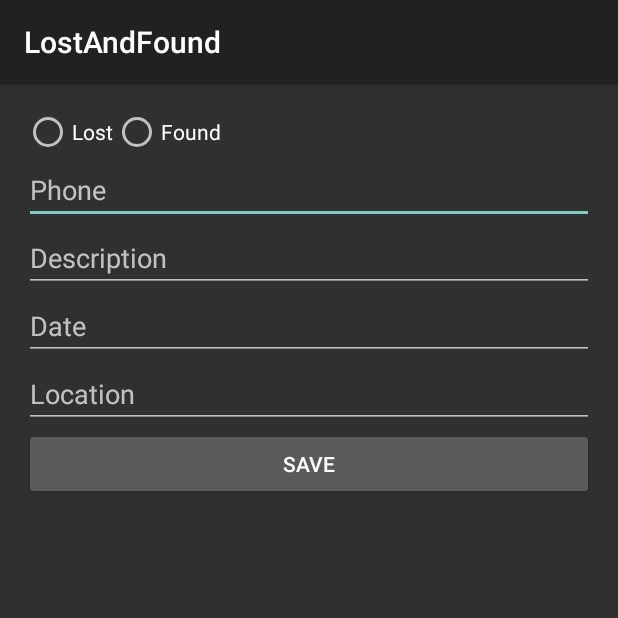
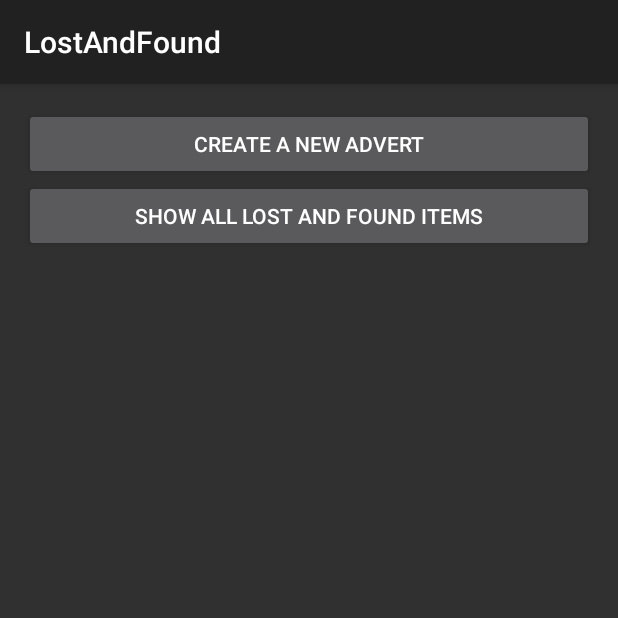
Before and after one commit to NikitaPestov224265885/MobileDev_7.1, an Android app: the screen it shows after launch (CreateAdvertActivity before the commit, MainActivity after it), on a phone screen of 412 x 824 dp, the top half of it. Run offline under Robolectric (Android 15) with nearby library versions, the phone set to English and light mode, and no system bars.

Commit message:
creating adverts fixed

```diff
--- a/app/src/main/java/com/example/lostandfound/DatabaseHelper.java
+++ b/app/src/main/java/com/example/lostandfound/DatabaseHelper.java
@@ -19,7 +19,7 @@ public class DatabaseHelper extends SQLiteOpenHelper {
     private static final String KEY_ADVERT_ID = "id";
     private static final String KEY_ADVERT_TYPE = "type";
     private static final String KEY_ADVERT_PHONE = "phone";
-    private static final String KEY_ADVERT_DESCRIPTION = "description";
+    public static final String KEY_ADVERT_DESCRIPTION = "description";
     private static final String KEY_ADVERT_DATE = "date";
     private static final String KEY_ADVERT_LOCATION = "location";
 
--- /dev/null
+++ b/app/src/main/java/com/example/lostandfound/MainActivity.java
@@ -0,0 +1,38 @@
+package com.example.lostandfound;
+
+import android.content.Intent;
+import android.os.Bundle;
+import android.view.View;
+import android.widget.Button;
+import androidx.appcompat.app.AppCompatActivity;
+
+public class MainActivity extends AppCompatActivity {
+
+    private Button buttonCreateAdvert;
+    private Button buttonShowAllAds;
+
+    @Override
+    protected void onCreate(Bundle savedInstanceState) {
+        super.onCreate(savedInstanceState);
+        setContentView(R.layout.activity_main);
+
+        buttonCreateAdvert = findViewById(R.id.buttonCreateAdvert);
+        buttonShowAllAds = findViewById(R.id.buttonShowAllAds);
+
+        buttonCreateAdvert.setOnClickListener(new View.OnClickListener() {
+            @Override
+            public void onClick(View view) {
+                Intent intent = new Intent(MainActivity.this, CreateAdvertActivity.class);
+                startActivity(intent);
+            }
+        });
+
+        buttonShowAllAds.setOnClickListener(new View.OnClickListener() {
+            @Override
+            public void onClick(View view) {
+                Intent intent = new Intent(MainActivity.this, ShowAllAdsActivity.class);
+                startActivity(intent);
+            }
+        });
+    }
+}
--- /dev/null
+++ b/app/src/main/res/layout/activity_main.xml
@@ -0,0 +1,18 @@
+<LinearLayout xmlns:android="http://schemas.android.com/apk/res/android"
+    android:layout_width="match_parent"
+    android:layout_height="match_parent"
+    android:orientation="vertical"
+    android:padding="16dp">
+
+    <Button
+        android:id="@+id/buttonCreateAdvert"
+        android:layout_width="match_parent"
+        android:layout_height="wrap_content"
+        android:text="Create a new advert" />
+
+    <Button
+        android:id="@+id/buttonShowAllAds"
+        android:layout_width="match_parent"
+        android:layout_height="wrap_content"
+        android:text="Show all lost and found items" />
+</LinearLayout>
--- a/app/src/main/res/layout/create_ad.xml
+++ b/app/src/main/res/layout/create_ad.xml
@@ -22,6 +22,12 @@
             android:layout_height="wrap_content"
             android:text="Found" />
     </RadioGroup>
+
+    <EditText
+        android:id="@+id/editTextName"
+        android:layout_width="match_parent"
+        android:layout_height="wrap_content"
+        android:hint="Name" />
 
     <EditText
         android:id="@+id/editTextPhone"
```
Also changed, not shown: app/src/main/AndroidManifest.xml (+7 -7 lines), app/src/main/java/com/example/lostandfound/CreateAdvertActivity.java (+24 -9 lines), app/src/main/java/com/example/lostandfound/ShowAllAdsActivity.java (+16 -10 lines), app/src/main/res/layout/all_ads_list.xml (+8 -0 lines).
